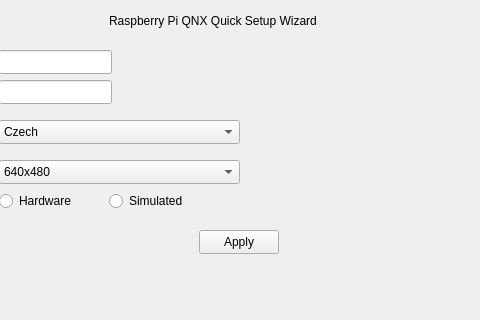
TimothyZhang57/HackathonProject, file mainwindow.ui: the form before one commit; both pictures show x 121 to 601 and y 0 to 320 of the 800 by 600 pixel window.
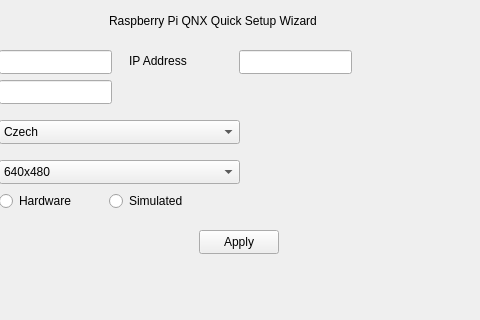
The form after the commit.

```diff
--- a/mainwindow.ui
+++ b/mainwindow.ui
@@ -322,6 +322,29 @@
      <enum>QLineEdit::EchoMode::Password</enum>
     </property>
    </widget>
+   <widget class="QLabel" name="label_7">
+    <property name="geometry">
+     <rect>
+      <x>250</x>
+      <y>40</y>
+      <width>101</width>
+      <height>41</height>
+     </rect>
+    </property>
+    <property name="text">
+     <string>IP Address</string>
+    </property>
+   </widget>
+   <widget class="QLineEdit" name="Address">
+    <property name="geometry">
+     <rect>
+      <x>360</x>
+      <y>50</y>
+      <width>113</width>
+      <height>24</height>
+     </rect>
+    </property>
+   </widget>
   </widget>
   <widget class="QMenuBar" name="menubar">
    <property name="geometry">
```
Left out of the diff: 2 changed lines with no effect on the pictures.
